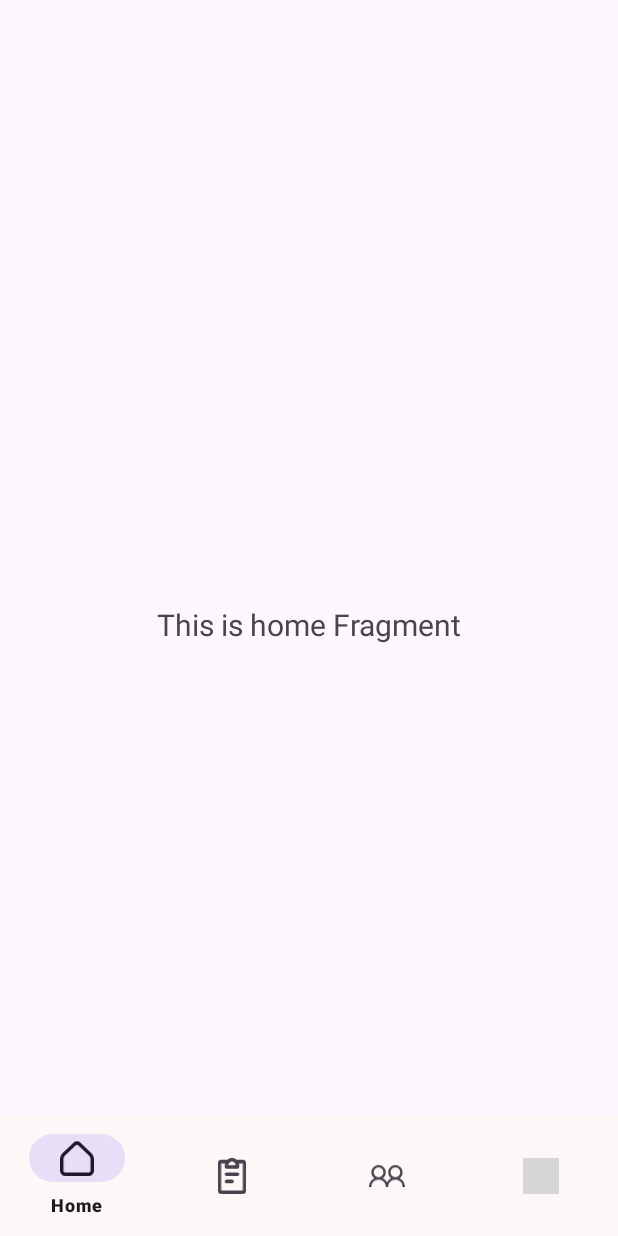
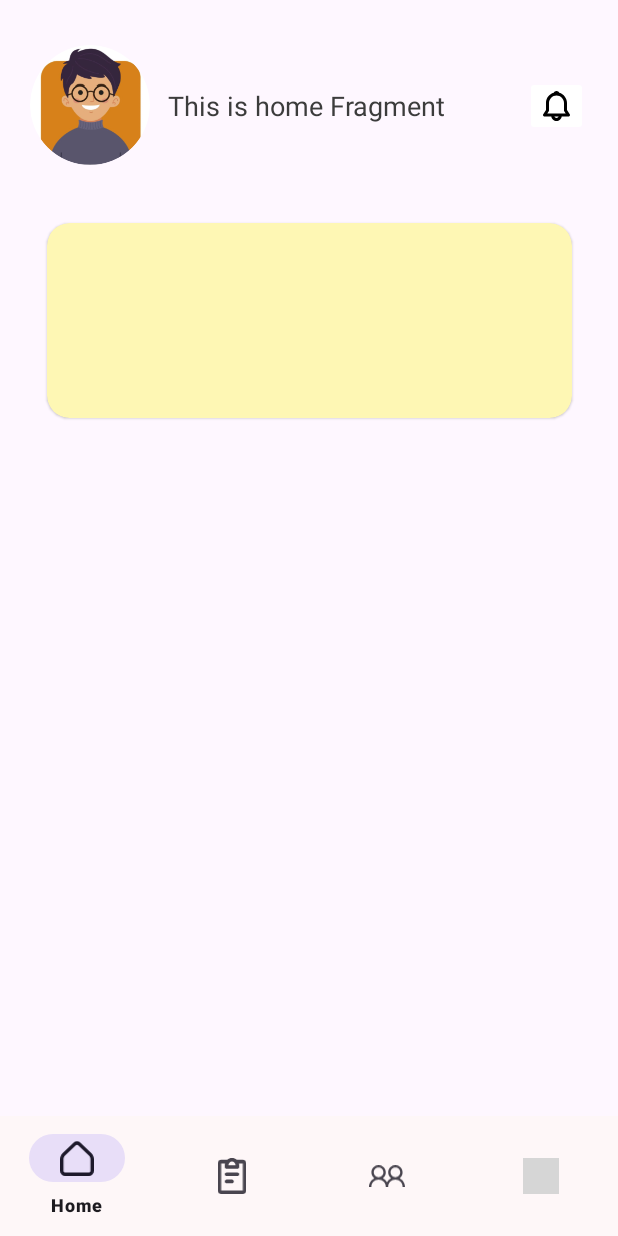
Before and after one commit to alfianfakhrudin2/TodooApp, an Android app: the HomeFragment screen opened directly, with no data from a screen before it, on a phone screen of 412 x 824 dp. Run offline under Robolectric (Android 15) with nearby library versions, the phone set to English and light mode, and no system bars; our stand-ins replace CircleImageView, navigation-ui; grey boxes are pictures that could not be loaded.

Commit message:
styling home screen tapi belum selesai

```diff
--- a/app/src/main/java/com/example/mytask/ui/home/HomeFragment.kt
+++ b/app/src/main/java/com/example/mytask/ui/home/HomeFragment.kt
@@ -29,7 +29,7 @@ class HomeFragment : Fragment() {
         _binding = FragmentHomeBinding.inflate(inflater, container, false)
         val root: View = binding.root
 
-        val textView: TextView = binding.textHome
+        val textView: TextView = binding.myName
         homeViewModel.text.observe(viewLifecycleOwner) {
             textView.text = it
         }
--- /dev/null
+++ b/app/src/main/res/drawable/ic_notifikasi.xml
@@ -0,0 +1,9 @@
+<vector xmlns:android="http://schemas.android.com/apk/res/android"
+    android:width="18dp"
+    android:height="20dp"
+    android:viewportWidth="18"
+    android:viewportHeight="20">
+  <path
+      android:pathData="M7.146,1.248C7.295,0.879 7.552,0.562 7.882,0.34C8.212,0.117 8.602,-0.002 9,-0.002C9.398,-0.002 9.788,0.117 10.118,0.34C10.448,0.562 10.705,0.879 10.854,1.248C12.333,1.655 13.637,2.536 14.567,3.755C15.496,4.975 16,6.466 16,8V12.697L17.832,15.445C17.933,15.596 17.99,15.771 17.999,15.951C18.008,16.132 17.967,16.312 17.882,16.472C17.796,16.631 17.669,16.765 17.514,16.858C17.359,16.951 17.181,17 17,17H12.465C12.345,17.833 11.928,18.595 11.292,19.146C10.655,19.697 9.842,20 9,20C8.158,20 7.345,19.697 6.708,19.146C6.072,18.595 5.655,17.833 5.535,17H1C0.819,17 0.641,16.951 0.486,16.858C0.331,16.765 0.204,16.631 0.118,16.472C0.033,16.312 -0.008,16.132 0.001,15.951C0.01,15.771 0.068,15.596 0.168,15.445L2,12.697V8C2,4.776 4.18,2.06 7.146,1.248ZM7.586,17C7.689,17.293 7.881,17.546 8.134,17.725C8.387,17.904 8.69,18.001 9.001,18.001C9.311,18.001 9.614,17.904 9.867,17.725C10.12,17.546 10.312,17.293 10.415,17H7.586ZM9,3C7.674,3 6.402,3.527 5.464,4.464C4.527,5.402 4,6.674 4,8V13C4,13.198 3.942,13.391 3.832,13.555L2.869,15H15.13L14.167,13.555C14.058,13.391 14,13.197 14,13V8C14,6.674 13.473,5.402 12.536,4.464C11.598,3.527 10.326,3 9,3Z"
+      android:fillColor="#000000"/>
+</vector>
--- a/app/src/main/res/layout/activity_login.xml
+++ b/app/src/main/res/layout/activity_login.xml
@@ -21,7 +21,7 @@
             android:layout_height="0dp"
             android:layout_marginStart="32dp"
             android:layout_marginEnd="32dp"
-            android:contentDescription="gambar"
+            android:contentDescription="@string/gambar"
             app:layout_constraintBottom_toTopOf="@+id/guidelineHorizontal"
             app:layout_constraintEnd_toEndOf="parent"
             app:layout_constraintStart_toStartOf="parent"
@@ -36,7 +36,7 @@
             android:layout_marginTop="16dp"
             android:layout_marginEnd="32dp"
             android:fontFamily="@font/font_1"
-            android:text="Login"
+            android:text="@string/txt_login"
             android:textColor="@color/black"
             android:textSize="22sp"
             android:textStyle="bold"
@@ -64,7 +64,7 @@
                 android:ems="10"
                 android:background="@drawable/bg_rounded"
                 android:fontFamily="@font/font_1"
-                android:hint="masukan email"
+                android:hint="@string/email"
                 android:backgroundTint="@color/shape"
                 android:inputType="textEmailAddress"
                 tools:ignore="SpeakableTextPresentCheck,TextContrastCheck,VisualLintTextFieldSize" />
@@ -100,7 +100,7 @@
                 android:layout_height="wrap_content"
                 android:ems="10"
                 android:fontFamily="@font/font_1"
-                android:hint="masukan sandi"
+                android:hint="@string/password"
                 android:background="@drawable/bg_rounded"
                 android:backgroundTint="@color/shape"
                 android:inputType="textPassword"
--- a/app/src/main/res/layout/fragment_add_friends.xml
+++ b/app/src/main/res/layout/fragment_add_friends.xml
@@ -65,10 +65,9 @@
             android:layout_width="0dp"
             android:layout_height="wrap_content"
             android:layout_weight="1"
-            android:textSize="20dp"
+            android:textSize="20sp"
             android:textColor="@color/black"
-            android:textFontWeight="700"
-            android:text="ID"
+            android:text="@string/id"
             android:buttonTint="@color/btn_color"/>
 
         <RadioButton
@@ -76,10 +75,9 @@
             android:layout_width="0dp"
             android:layout_height="wrap_content"
             android:layout_weight="1"
-            android:textSize="20dp"
+            android:textSize="20sp"
             android:textColor="@color/black"
-            android:textFontWeight="700"
-            android:text="Email"
+            android:text="@string/email"
             android:buttonTint="@android:color/white"/>
     </RadioGroup>
 
--- a/app/src/main/res/layout/fragment_add_task.xml
+++ b/app/src/main/res/layout/fragment_add_task.xml
@@ -38,7 +38,7 @@
         android:layout_height="wrap_content"
         android:layout_marginStart="32dp"
         android:layout_marginEnd="32dp"
-        android:layout_marginTop="70dp"
+        android:layout_marginTop="80dp"
         app:layout_constraintEnd_toEndOf="parent"
         app:layout_constraintStart_toStartOf="parent"
         app:layout_constraintTop_toTopOf="parent">
--- a/app/src/main/res/layout/fragment_home.xml
+++ b/app/src/main/res/layout/fragment_home.xml
@@ -6,17 +6,70 @@
     android:layout_height="match_parent"
     tools:context=".ui.home.HomeFragment">
 
+    <de.hdodenhof.circleimageview.CircleImageView
+        android:id="@+id/profile_image"
+        android:layout_width="80dp"
+        android:layout_height="80dp"
+        android:layout_centerVertical="true"
+        android:layout_marginStart="20dp"
+        android:layout_marginTop="30dp"
+        android:src="@drawable/gmbr_profile"
+        app:layout_constraintStart_toStartOf="parent"
+        app:layout_constraintTop_toTopOf="parent" />
+
     <TextView
-        android:id="@+id/text_home"
-        android:layout_width="match_parent"
+        android:id="@+id/myName"
+        android:layout_width="wrap_content"
         android:layout_height="wrap_content"
-        android:layout_marginStart="8dp"
-        android:layout_marginTop="8dp"
-        android:layout_marginEnd="8dp"
-        android:textAlignment="center"
-        android:textSize="20sp"
-        app:layout_constraintBottom_toBottomOf="parent"
+        android:layout_marginStart="6dp"
+        android:backgroundTint="@color/btn_color"
+        android:padding="6dp"
+        android:text="Hello, Adil Satrio!!!"
+        android:textColor="#3C3C3C"
+        android:textSize="18dp"
+        app:layout_constraintBottom_toBottomOf="@+id/profile_image"
+        app:layout_constraintStart_toEndOf="@+id/profile_image"
+        app:layout_constraintTop_toTopOf="@+id/profile_image" />
+
+    <ImageButton
+        android:id="@+id/imageButton"
+        android:layout_width="wrap_content"
+        android:layout_height="wrap_content"
+        android:layout_marginEnd="20dp"
+        android:backgroundTint="@color/white"
+        android:src="@drawable/ic_notifikasi"
+        app:layout_constraintBottom_toBottomOf="@+id/myName"
+        app:layout_constraintEnd_toEndOf="parent"
+        app:layout_constraintTop_toTopOf="@+id/myName" />
+
+    <androidx.cardview.widget.CardView
+        android:layout_width="350dp"
+        android:layout_height="130dp"
+        app:cardBackgroundColor="@color/shape"
+        app:cardCornerRadius="15dp"
+        app:cardElevation="1dp"
+        android:layout_marginTop="10dp"
+        app:layout_constraintCircleRadius="10dp"
         app:layout_constraintEnd_toEndOf="parent"
         app:layout_constraintStart_toStartOf="parent"
-        app:layout_constraintTop_toTopOf="parent" />
+        app:layout_constraintTop_toTopOf="@+id/guidelineHorizontal" />
+
+    <androidx.constraintlayout.widget.Guideline
+        android:id="@+id/guidelineHorizontal"
+        android:layout_width="wrap_content"
+        android:layout_height="64dp"
+        android:orientation="horizontal"
+        app:layout_constraintEnd_toEndOf="parent"
+        app:layout_constraintGuide_begin="139dp"
+        app:layout_constraintStart_toStartOf="parent" />
+
+    <androidx.constraintlayout.widget.Guideline
+        android:id="@+id/guidelineHorizontal2"
+        android:layout_width="wrap_content"
+        android:layout_height="0dp"
+        android:orientation="horizontal"
+        app:layout_constraintEnd_toEndOf="parent"
+        app:layout_constraintGuide_percent="0.0"
+        app:layout_constraintStart_toStartOf="parent" />
+
 </androidx.constraintlayout.widget.ConstraintLayout>
--- a/app/src/main/res/layout/fragment_task.xml
+++ b/app/src/main/res/layout/fragment_task.xml
@@ -26,7 +26,8 @@
         android:layout_width="0dp"
         android:layout_height="40dp"
         android:layout_marginHorizontal="16dp"
-        android:hint="Search your friends"
+        android:backgroundTint="@color/shape"
+        android:hint="@string/search_your_friends"
         app:layout_constraintEnd_toEndOf="parent"
         app:layout_constraintStart_toStartOf="parent"
         app:layout_constraintTop_toBottomOf="@+id/text_task" />
--- a/app/src/main/res/values/strings.xml
+++ b/app/src/main/res/values/strings.xml
@@ -20,5 +20,8 @@
     <string name="add_friends">Add Friends</string>
     <string name="search_your_friends">Search your friends</string>
     <string name="add">ADD</string>
+    <string name="gambar">gambar</string>
+    <string name="txt_login">Login</string>
+    <string name="password">Password</string>
 
 </resources>
```
